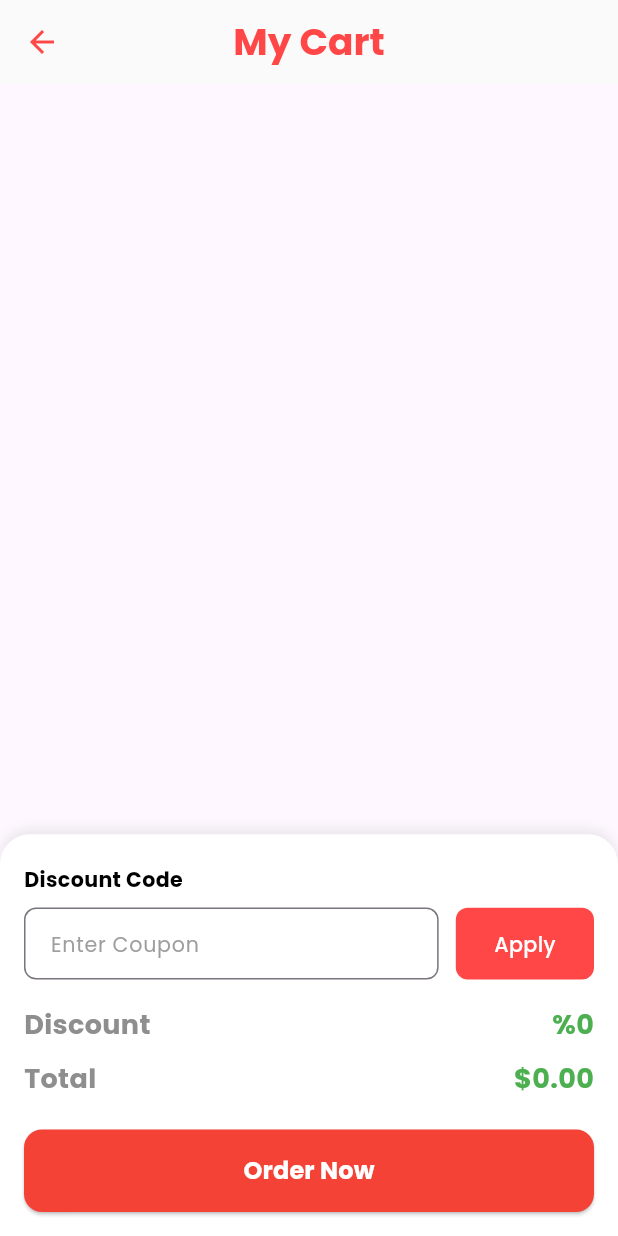
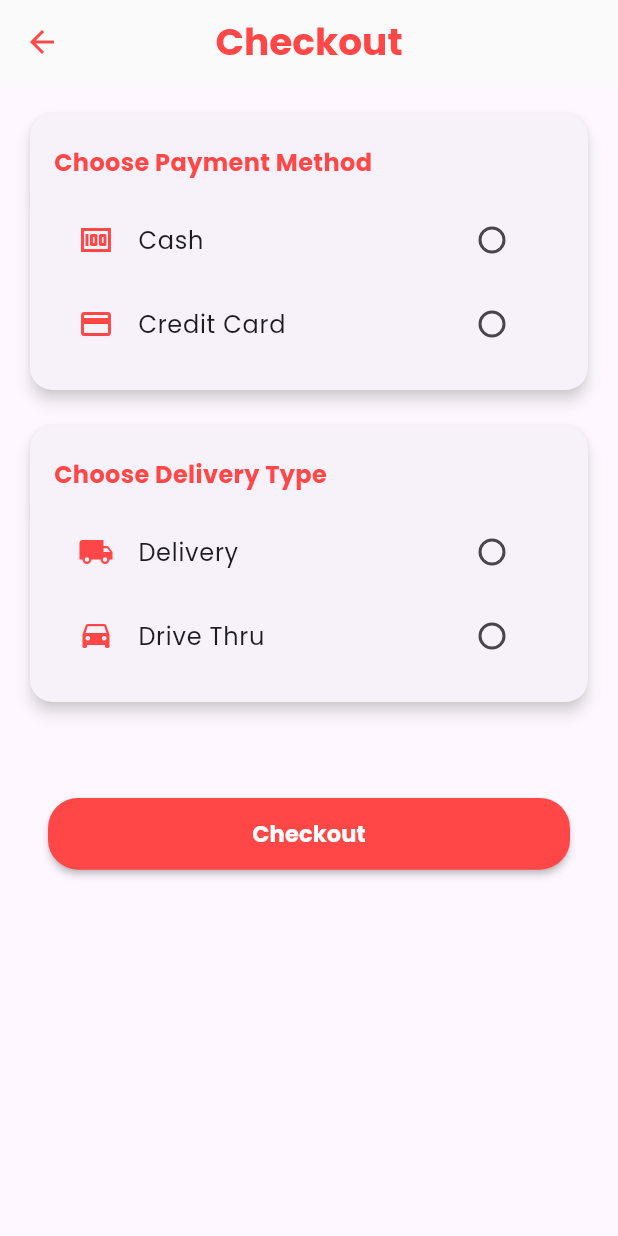
Before and after one commit to ghazi-hamada/ecommerce_app, a Flutter app: the CartScreen screen opened by its route, after a tap on "Order Now", on a phone screen of 412 x 824 dp. Run offline on Flutter 3.47's test engine with Material 3 defaults, Android fonts, the phone set to English and light mode, and no system bars; our stand-ins replace cached_network_image, carousel_slider, dartz, firebase_core, flutter_otp_text_field, flutter_screenutil and 7 more; accounts and stored records are empty; project files that could hold a hidden picture were left out.

Commit message:
Remove unused address data classes and update address controllers; add checkout route and UI components

```diff
--- a/lib/features/NavigationBar_items/cart/ui/widgets/order_bottom_sheet_widget.dart
+++ b/lib/features/NavigationBar_items/cart/ui/widgets/order_bottom_sheet_widget.dart
@@ -1,5 +1,6 @@
 import 'package:ecommerce_app/core/constant/color.dart';
 import 'package:ecommerce_app/features/NavigationBar_items/cart/controller/cart_controller.dart';
+import 'package:ecommerce_app/routes_app.dart';
 import 'package:flutter/material.dart';
 import 'package:flutter_screenutil/flutter_screenutil.dart';
 import 'package:get/get.dart';
@@ -166,7 +167,7 @@ class OrderBottomSheetWidget extends StatelessWidget {
                       backgroundColor: Colors.red, // لون الزر
                     ),
                     onPressed: () {
-                      // تنفيذ الطلب
+                      Get.toNamed(AppRoutes.kCheckout);
                     },
                     child: const Text(
                       "Order Now",
--- a/lib/features/address/controller/address_add_details_controller.dart
+++ b/lib/features/address/controller/address_add_details_controller.dart
@@ -4,8 +4,7 @@ import 'package:ecommerce_app/core/class/status_request.dart';
 import 'package:ecommerce_app/core/functions/handling_data.dart';
 import 'package:ecommerce_app/core/services/services.dart';
 import 'package:ecommerce_app/features/address/data/remote/addres_data.dart';
-import 'package:ecommerce_app/features/address/data/remote/address_add_data.dart';
-import 'package:flutter/material.dart';
+ import 'package:flutter/material.dart';
 import 'package:get/get.dart';
 
 abstract class AddressAddDetailsController extends GetxController {
--- a/lib/features/address/controller/address_edit_controller.dart
+++ b/lib/features/address/controller/address_edit_controller.dart
@@ -5,10 +5,8 @@ import 'package:ecommerce_app/core/functions/handling_data.dart';
 import 'package:ecommerce_app/core/services/services.dart';
 import 'package:ecommerce_app/features/address/data/model/address_model.dart';
 import 'package:ecommerce_app/features/address/data/remote/addres_data.dart';
-import 'package:ecommerce_app/features/address/data/remote/address_edit_data.dart';
-import 'package:flutter/material.dart';
+ import 'package:flutter/material.dart';
 import 'package:get/get.dart';
-import 'package:get/get_state_manager/src/simple/get_controllers.dart';
 
 abstract class AddressEditController extends GetxController {
   String addressid = "";
--- a/lib/features/address/controller/address_view_controller.dart
+++ b/lib/features/address/controller/address_view_controller.dart
@@ -3,15 +3,12 @@ import 'package:ecommerce_app/core/functions/handling_data.dart';
 import 'package:ecommerce_app/core/services/services.dart';
 import 'package:ecommerce_app/features/address/data/model/address_model.dart';
 import 'package:ecommerce_app/features/address/data/remote/addres_data.dart';
-import 'package:ecommerce_app/features/address/data/remote/address_delete_data.dart';
-import 'package:ecommerce_app/features/address/data/remote/address_view_data.dart';
-import 'package:flutter/material.dart';
+ import 'package:flutter/material.dart';
 import 'package:get/get.dart';
 
 abstract class AddressViewController extends GetxController {
   StatusRequest statusRequest = StatusRequest.none;
   MyServices myServices = Get.find();
-  AddressViewData addressViewData = AddressViewData(Get.find());
   AddressData addressData = AddressData(Get.find());
   List<AddressModel> address = [];
   viewData();
--- /dev/null
+++ b/lib/features/checkout/controller/checkout_controller.dart
@@ -0,0 +1,74 @@
+import 'package:ecommerce_app/core/services/services.dart';
+import 'package:ecommerce_app/features/address/data/model/address_model.dart';
+import 'package:ecommerce_app/features/address/data/remote/addres_data.dart';
+import 'package:get/get.dart';
+
+abstract class CheckoutController extends GetxController {
+  String? paymentMethod;
+  String? deliveryType;
+  String? selectedAddress;
+  AddressData addressData = AddressData(Get.find());
+  MyServices myServices = Get.find();
+
+  // قائمة العناوين (سوف يتم جلبها من قاعدة البيانات)
+  List<AddressModel> addresses = [];
+  getAddresses();
+  checkout();
+  changePaymentMethod(String value);
+  changeDeliveryType(String value);
+  changeSelectedAddress(String value);
+}
+
+class CheckoutControllerImp extends CheckoutController {
+  @override
+  checkout() {
+    if (paymentMethod == null ||
+        deliveryType == null ||
+        selectedAddress == null) {
+      Get.snackbar("خطأ", "الرجاء اختيار جميع الخيارات");
+    } else {
+      print("طريقة الدفع: $paymentMethod");
+      print("نوع التوصيل: $deliveryType");
+      print("العنوان: $selectedAddress");
+    }
+  }
+
+  @override
+  changePaymentMethod(String value) {
+    paymentMethod = value;
+    update();
+  }
+
+  @override
+  changeDeliveryType(String value) {
+    deliveryType = value;
+    update();
+  }
+
+  @override
+  changeSelectedAddress(String value) {
+    selectedAddress = value;
+    update();
+  }
+
+  @override
+  getAddresses() async {
+    update();
+    var response = await addressData
+        .viewAddress(myServices.sharedPreferences.getString("id")!);
+    if (response['status'] == 'success') {
+      List listdata = response['data'];
+      addresses.addAll(listdata.map((e) => AddressModel.fromJson(e)).toList());
+    } else {
+      Get.snackbar("خطأ", "حدث خطأ أثناء جلب العناوين");
+    }
+    update();
+  }
+
+  @override
+  void onInit() {
+    // TODO: implement onInit
+    super.onInit();
+    getAddresses();
+  }
+}
--- /dev/null
+++ b/lib/features/checkout/ui/checkout_screen.dart
@@ -0,0 +1,129 @@
+import 'package:ecommerce_app/core/constant/color.dart';
+import 'package:ecommerce_app/features/checkout/controller/checkout_controller.dart';
+import 'package:ecommerce_app/features/checkout/ui/widgets/build_card.dart';
+import 'package:ecommerce_app/features/checkout/ui/widgets/build_radio_tile.dart';
+import 'package:ecommerce_app/features/onboarding/ui/widgets/custom_button.dart';
+import 'package:flutter/material.dart';
+import 'package:flutter_screenutil/flutter_screenutil.dart';
+import 'package:get/get.dart';
+
+class CheckoutScreen extends StatelessWidget {
+  const CheckoutScreen({super.key});
+
+  @override
+  Widget build(BuildContext context) {
+    Get.lazyPut(() => CheckoutControllerImp());
+    return Scaffold(
+      appBar: AppBar(
+        title: const Text('Checkout',
+            style: TextStyle(fontWeight: FontWeight.bold)),
+        centerTitle: true,
+      ),
+      body: SingleChildScrollView(
+        child: Padding(
+          padding: const EdgeInsets.all(16.0),
+          child: GetBuilder<CheckoutControllerImp>(builder: (controller) {
+            return Column(
+              crossAxisAlignment: CrossAxisAlignment.start,
+              children: [
+                // Card 1: Payment Method
+                buildCard(
+                  title: "Choose Payment Method",
+                  child: Column(
+                    children: [
+                      buildRadioTile(
+                        title: "Cash",
+                        value: "Cash",
+                        groupValue: controller.paymentMethod,
+                        icon: Icons.money,
+                        onChanged: (value) =>
+                            controller.changePaymentMethod(value.toString()),
+                      ),
+                      buildRadioTile(
+                        title: "Credit Card",
+                        value: "Credit Card",
+                        groupValue: controller.paymentMethod,
+                        icon: Icons.credit_card,
+                        onChanged: (value) =>
+                            controller.changePaymentMethod(value.toString()),
+                      ),
+                    ],
+                  ),
+                ),
+                const SizedBox(height: 16),
+
+                // Card 2: Delivery Type
+                buildCard(
+                  title: "Choose Delivery Type",
+                  child: Column(
+                    children: [
+                      buildRadioTile(
+                        title: "Delivery",
+                        value: "Delivery",
+                        groupValue: controller.deliveryType,
+                        icon: Icons.local_shipping,
+                        onChanged: (value) =>
+                            controller.changeDeliveryType(value.toString()),
+                      ),
+                      buildRadioTile(
+                        title: "Drive Thru",
+                        value: "Drive Thru",
+                        groupValue: controller.deliveryType,
+                        icon: Icons.drive_eta,
+                        onChanged: (value) =>
+                            controller.changeDeliveryType(value.toString()),
+                      ),
+                    ],
+                  ),
+                ),
+                const SizedBox(height: 16),
+
+                // Card 3: Shipping Address
+                controller.deliveryType == "Delivery" &&
+                        controller.deliveryType != null
+                    ? buildCard(
+                        title: "Choose Shipping Address",
+                        child: DropdownButtonFormField<String>(
+                          decoration: InputDecoration(
+                            border: OutlineInputBorder(
+                              borderRadius: BorderRadius.circular(12),
+                            ),
+                            filled: true,
+                            fillColor: Colors.grey[200],
+                          ),
+                          hint: Text("Select Address",
+                              style: TextStyle(fontSize: 16.sp)),
+                          value: controller.selectedAddress,
+                          items: controller.addresses.map((address) {
+                            return DropdownMenuItem<String>(
+                              value: address.addressName,
+                              child: Text(
+                                  "${address.addressCity} - ${address.addressStreet} - ${address.addressName}"
+                                      .toString(),
+                                  style: TextStyle(
+                                      fontSize: 16.sp,
+                                      fontWeight: FontWeight.normal)),
+                            );
+                          }).toList(),
+                          onChanged: (value) {
+                            controller.changeSelectedAddress(value.toString());
+                          },
+                        ),
+                      )
+                    : const SizedBox.shrink(),
+                const SizedBox(height: 24),
+
+                // Checkout Button
+                Container(
+                    margin: const EdgeInsets.only(
+                        bottom: 20, top: 10, right: 16, left: 16),
+                    child: CustomButton(
+                        text: "Checkout", onPress: controller.checkout)),
+              ],
+            );
+          }),
+        ),
+      ),
+    );
+  }
+}
--- /dev/null
+++ b/lib/features/checkout/ui/widgets/build_card.dart
@@ -0,0 +1,28 @@
+  import 'package:ecommerce_app/core/constant/color.dart';
+import 'package:flutter/material.dart';
+
+Widget buildCard({required String title, required Widget child}) {
+    return Card(
+      shape: RoundedRectangleBorder(borderRadius: BorderRadius.circular(15)),
+      elevation: 4,
+      shadowColor: Colors.grey[200],
+      child: Padding(
+        padding: const EdgeInsets.all(16.0),
+        child: Column(
+          crossAxisAlignment: CrossAxisAlignment.start,
+          children: [
+            Text(
+              title,
+              style: const TextStyle(
+                fontSize: 16,
+                fontWeight: FontWeight.bold,
+                color: AppColor.primaryColor,
+              ),
+            ),
+            const SizedBox(height: 8),
+            child,
+          ],
+        ),
+      ),
+    );
+  }
--- /dev/null
+++ b/lib/features/checkout/ui/widgets/build_radio_tile.dart
@@ -0,0 +1,21 @@
+  import 'package:ecommerce_app/core/constant/color.dart';
+import 'package:flutter/material.dart';
+
+Widget buildRadioTile({
+    required String title,
+    required String value,
+    required String? groupValue,
+    required IconData icon,
+    required void Function(String?) onChanged,
+  }) {
+    return ListTile(
+      leading: Icon(icon, color: AppColor.primaryColor),
+      title: Text(title),
+      trailing: Radio<String>(
+        activeColor: AppColor.primaryColor,
+        value: value,
+        groupValue: groupValue,
+        onChanged: onChanged,
+      ),
+    );
+  }
--- a/lib/features/items/controller/items_controller.dart
+++ b/lib/features/items/controller/items_controller.dart
@@ -4,6 +4,7 @@ import 'package:ecommerce_app/core/services/services.dart';
 import 'package:ecommerce_app/features/NavigationBar_items/cart/controller/cart_controller.dart';
 import 'package:ecommerce_app/features/NavigationBar_items/home/data/models/items_model.dart';
 import 'package:ecommerce_app/features/items/data/remote/items_data.dart';
+import 'package:ecommerce_app/features/product_details/ui/product_details.dart';
 import 'package:ecommerce_app/routes_app.dart';
 import 'package:get/get.dart';
 
@@ -47,12 +48,14 @@ class ItemsControllerImpl extends ItemsController {
   }
 
   @override
-  void onInit() {
+  void onInit() async {
     //get data from arguments
     categoriesModel = Get.arguments['categories'];
     categoriesId = Get.arguments['categorySelected'];
 
     getItems();
+
+
     super.onInit();
   }
 
--- a/lib/features/product_details/controller/product_details_controller.dart
+++ b/lib/features/product_details/controller/product_details_controller.dart
@@ -62,6 +62,7 @@ class ProductDetailsControllerImpl extends ProductDetailsController {
       itemsId.toString(),
       count.toString(),
     );
+    Get.back();
 
     statusRequest = handlingData(response);
     log('response: $response');
--- a/lib/routes_app.dart
+++ b/lib/routes_app.dart
@@ -5,6 +5,7 @@ import 'package:ecommerce_app/features/address/ui/address_edit.dart';
 import 'package:ecommerce_app/features/address/ui/address_view.dart';
 import 'package:ecommerce_app/features/auth/activate_account/ui/activate_account_screen.dart';
 import 'package:ecommerce_app/features/NavigationBar_items/my_favorite/ui/my_favorite_screen.dart';
+import 'package:ecommerce_app/features/checkout/ui/checkout_screen.dart';
 import 'package:get/get.dart';
 
 import 'package:ecommerce_app/core/middleware/my_middleware.dart';
@@ -49,6 +50,8 @@ abstract class AppRoutes {
   static const String kAddressAddDetails = '/addressAddDetails';
   static const String kAddressEdit = '/addressEdit';
   static const String kAddressView = '/addressView';
+  // checkout
+  static const String kCheckout = '/checkout';
 
   // this is the routes list
   static List<GetPage<dynamic>> getPages = [
@@ -80,5 +83,6 @@ abstract class AppRoutes {
     GetPage(name: kAddressAddDetails, page: () => const AddressAddDetails()),
     GetPage(name: kAddressEdit, page: () => const AddressEdit()),
     GetPage(name: kAddressView, page: () => const AddressView()),
+    GetPage(name: kCheckout, page: () => CheckoutScreen()),
   ];
 }
```
Also changed, not shown: lib/features/address/data/remote/address_add_data.dart (deleted, +0 -9 lines), lib/features/address/data/remote/address_delete_data.dart (deleted, +0 -8 lines), lib/features/address/data/remote/address_edit_data.dart (deleted, +0 -11 lines), lib/features/address/data/remote/address_view_data.dart (deleted, +0 -8 lines), lib/features/items/ui/widgets/custom_gridview_items.dart (+7 -4 lines).
